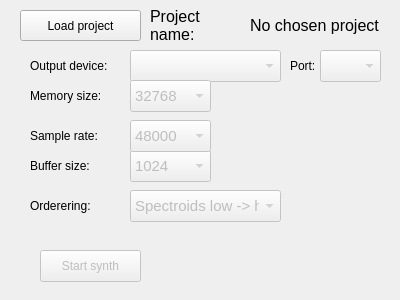
First picture: the form in python/wavetablesynth/ui/wavetable_gui.ui, repository kj-jondell/Diabetes-Synth, before the edit.
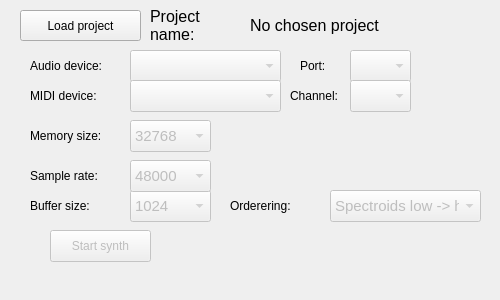
Second picture: the form after the edit.

```diff
--- a/python/wavetablesynth/ui/wavetable_gui.ui
+++ b/python/wavetablesynth/ui/wavetable_gui.ui
@@ -6,7 +6,7 @@
    <rect>
     <x>0</x>
     <y>0</y>
-    <width>400</width>
+    <width>500</width>
     <height>300</height>
    </rect>
   </property>
@@ -18,7 +18,7 @@
   </property>
   <property name="minimumSize">
    <size>
-    <width>400</width>
+    <width>500</width>
     <height>300</height>
    </size>
   </property>
@@ -59,7 +59,7 @@
     </rect>
    </property>
    <property name="text">
-    <string>Output device:</string>
+    <string>Audio device:</string>
    </property>
    <property name="alignment">
     <set>Qt::AlignLeading|Qt::AlignLeft|Qt::AlignVCenter</set>
@@ -71,8 +71,8 @@
    </property>
    <property name="geometry">
     <rect>
-     <x>40</x>
-     <y>250</y>
+     <x>50</x>
+     <y>230</y>
      <width>101</width>
      <height>32</height>
     </rect>
@@ -88,7 +88,7 @@
    <property name="geometry">
     <rect>
      <x>130</x>
-     <y>150</y>
+     <y>190</y>
      <width>81</width>
      <height>32</height>
     </rect>
@@ -126,7 +126,7 @@
    <property name="geometry">
     <rect>
      <x>30</x>
-     <y>80</y>
+     <y>120</y>
      <width>101</width>
      <height>31</height>
     </rect>
@@ -182,7 +182,7 @@
    <property name="geometry">
     <rect>
      <x>30</x>
-     <y>120</y>
+     <y>160</y>
      <width>101</width>
      <height>31</height>
     </rect>
@@ -201,7 +201,7 @@
    <property name="geometry">
     <rect>
      <x>130</x>
-     <y>120</y>
+     <y>160</y>
      <width>81</width>
      <height>32</height>
     </rect>
@@ -262,7 +262,7 @@
   <widget class="QLabel" name="label_5">
    <property name="geometry">
     <rect>
-     <x>30</x>
+     <x>230</x>
      <y>190</y>
      <width>101</width>
      <height>31</height>
@@ -281,7 +281,7 @@
    </property>
    <property name="geometry">
     <rect>
-     <x>130</x>
+     <x>330</x>
      <y>190</y>
      <width>151</width>
      <height>32</height>
@@ -320,7 +320,7 @@
    <property name="geometry">
     <rect>
      <x>30</x>
-     <y>150</y>
+     <y>190</y>
      <width>101</width>
      <height>31</height>
     </rect>
@@ -339,7 +339,7 @@
    <property name="geometry">
     <rect>
      <x>130</x>
-     <y>80</y>
+     <y>120</y>
      <width>81</width>
      <height>32</height>
     </rect>
@@ -384,7 +384,7 @@
    </property>
    <property name="geometry">
     <rect>
-     <x>320</x>
+     <x>350</x>
      <y>50</y>
      <width>61</width>
      <height>32</height>
@@ -399,7 +399,7 @@
   <widget class="QLabel" name="label_7">
    <property name="geometry">
     <rect>
-     <x>290</x>
+     <x>300</x>
      <y>50</y>
      <width>31</width>
      <height>31</height>
@@ -412,6 +412,74 @@
     <set>Qt::AlignLeading|Qt::AlignLeft|Qt::AlignVCenter</set>
    </property>
   </widget>
+  <widget class="QComboBox" name="channels">
+   <property name="enabled">
+    <bool>false</bool>
+   </property>
+   <property name="geometry">
+    <rect>
+     <x>350</x>
+     <y>80</y>
+     <width>61</width>
+     <height>32</height>
+    </rect>
+   </property>
+   <property name="font">
+    <font>
+     <pointsize>11</pointsize>
+    </font>
+   </property>
+  </widget>
+  <widget class="QLabel" name="label_8">
+   <property name="geometry">
+    <rect>
+     <x>290</x>
+     <y>80</y>
+     <width>61</width>
+     <height>31</height>
+    </rect>
+   </property>
+   <property name="text">
+    <string>Channel:</string>
+   </property>
+   <property name="alignment">
+    <set>Qt::AlignLeading|Qt::AlignLeft|Qt::AlignVCenter</set>
+   </property>
+  </widget>
+  <widget class="QLabel" name="label_9">
+   <property name="geometry">
+    <rect>
+     <x>30</x>
+     <y>80</y>
+     <width>101</width>
+     <height>31</height>
+    </rect>
+   </property>
+   <property name="text">
+    <string>MIDI device:</string>
+   </property>
+   <property name="alignment">
+    <set>Qt::AlignLeading|Qt::AlignLeft|Qt::AlignVCenter</set>
+   </property>
+  </widget>
+  <widget class="QComboBox" name="midi_devices">
+   <property name="enabled">
+    <bool>false</bool>
+   </property>
+   <property name="geometry">
+    <rect>
+     <x>130</x>
+     <y>80</y>
+     <width>151</width>
+     <height>32</height>
+    </rect>
+   </property>
+   <property name="font">
+    <font>
+     <pointsize>11</pointsize>
+    </font>
+   </property>
+  </widget>
  </widget>
  <resources/>
  <connections/>
```
